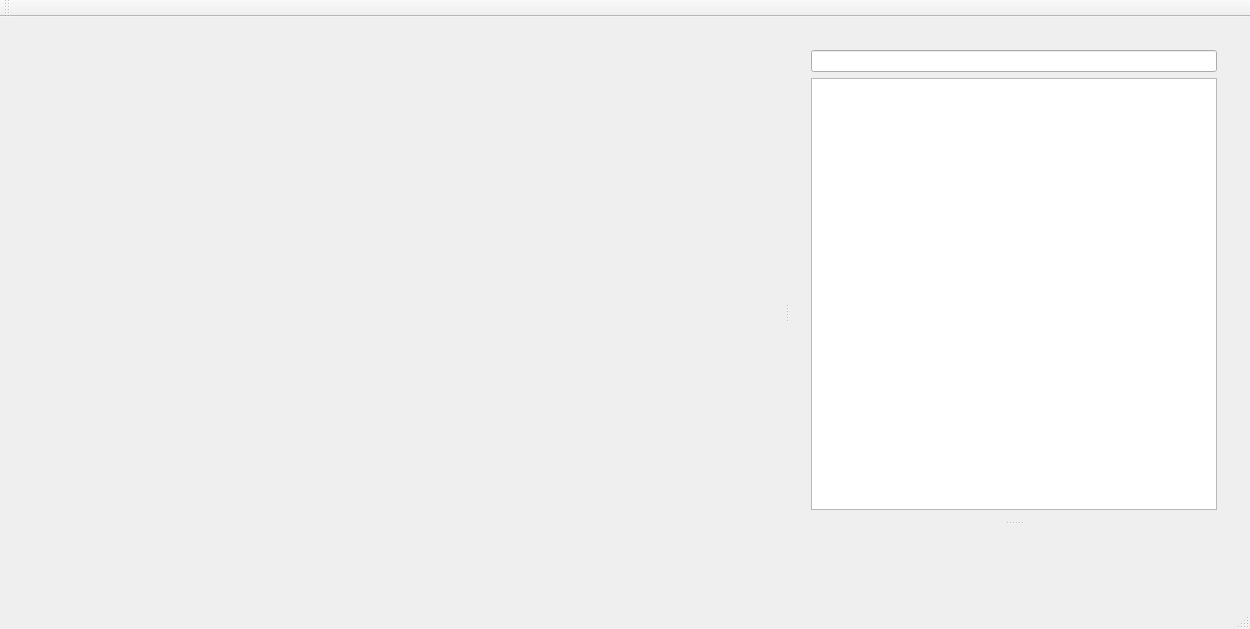
Qt form floppy/ressources/mainwindow.ui (x75/Floppy) before a commit.
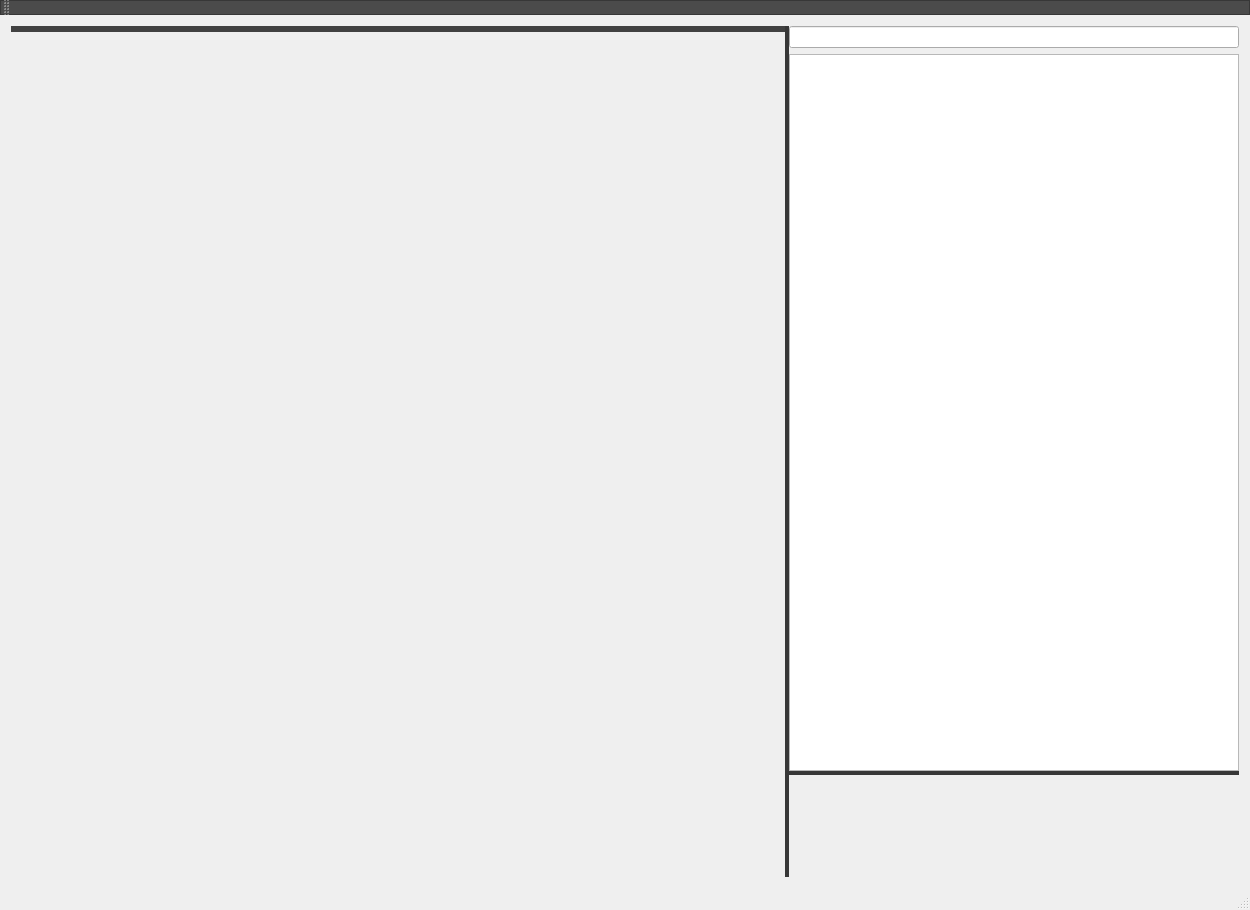
The same form after that commit. Icons and pictures are not drawn. Custom widgets are drawn as their Qt base class.

What changed in the file:
```diff
--- a/floppy/ressources/mainwindow.ui
+++ b/floppy/ressources/mainwindow.ui
@@ -7,12 +7,107 @@
     <x>0</x>
     <y>0</y>
     <width>1250</width>
-    <height>629</height>
+    <height>910</height>
    </rect>
   </property>
   <property name="windowTitle">
    <string>MainWindow</string>
   </property>
+  <property name="styleSheet">
+   <string notr="true">MainWindow { background-color: rgb(95,95,95); border-color: black }
+
+QSplitter::handle{background: rgb(55,55,55);}
+QSplitter::handle:horizontal {
+    image: url(:/icons/handleV.png);
+    border-radius: 4px;
+
+}
+
+QSplitter::handle:vertical {
+    image: url(:/icons/handle.png);
+}
+
+
+QMenuBar{background: rgb(75,75,75); border-color: black}
+
+        QMenuBar::item {spacing: 3px; padding: 1px 4px;background: transparent; border-radius: 4px; color: white}
+        QMenuBar::item:selected { /* when selected using mouse or keyboard */
+        background: #a8a8a8;}
+
+        QMenu {
+        background-color: rgb(95,95,95); /* sets background of the menu */
+        border: 1px solid black;
+        }
+
+        QMenu::item {
+        /* sets background of menu item. set this to something non-transparent
+        if you want menu color and menu item color to be different */
+        background-color: transparent;
+        color: white;
+        }
+
+        QMenu::item:selected { /* when user selects item using mouse or keyboard */
+        background-color: rgb(0,85,100);
+        }
+
+
+QToolBar {background: rgb(75,75,75); border:1px solid rgb(55,55,55)}
+        QToolButton { color: white }
+
+QTabWidget::pane { /* The tab widget frame */
+    border-top: 6px solid #414141;
+
+}
+QTabWidget::tab-bar {
+    left: 0px; /* move to the right by 5px */
+}
+
+QTabBar::tab {
+    background: qlineargradient(x1: 0, y1: 0, x2: 0, y2: 1,
+                                stop: 0 #626262, stop: 0.4 #626262,
+                                stop: 0.5 #626262, stop: 1.0 #626262);
+    border: 2px solid #414141;
+    border-bottom-color: #414141; /* same as the pane color */
+    border-top-left-radius: 16px;
+    border-top-right-radius: 4px;
+    min-width: 15ex;
+    padding: 3px;
+    padding-right: 8px;
+    color: white;
+}
+
+QTabBar::tab:selected, QTabBar::tab:hover {
+    background: qlineargradient(x1: 0, y1: 0, x2: 0, y2: 1,
+                                stop: 0 #414141, stop: 0.4 #414141,
+                                stop: 0.5 #414141, stop: 1.0 #414141);
+}
+
+QTabBar::tab:selected {
+    border-color: #414141;
+    border-bottom-color: #414141; /* same as pane color */
+    margin-top: 0px;
+}
+
+QTabBar::tab:!selected {
+    margin-top: 2px; /* make non-selected tabs look smaller */
+}
+
+QTabBar::close-button {
+    image: url(:/icons/closeTab.png);
+}
+QTabBar::close-button:hover {
+   image: url(:/icons/kill.png);
+}
+
+
+
+NodeFilter {background-color:rgb(75,75,75) ;border:1px solid rgb(0, 0, 0); 
+                           border-color:black; color: white }
+
+NodeList {background-color:rgb(75,75,75) ;border:1px solid rgb(0, 0, 0);
+                  border-color:black}
+        NodeList::item {color: white}</string>
+  </property>
   <widget class="QWidget" name="centralWidget">
    <layout class="QGridLayout" name="gridLayout">
     <item row="0" column="0">
@@ -20,7 +115,14 @@
       <property name="orientation">
        <enum>Qt::Horizontal</enum>
       </property>
-      <widget class="QWidget" name="DrawArea" native="true"/>
+      <widget class="QTabWidget" name="DrawArea">
+       <property name="styleSheet">
+        <string notr="true"/>
+       </property>
+       <property name="tabsClosable">
+        <bool>true</bool>
+       </property>
+      </widget>
       <widget class="QWidget" name="RightContainer" native="true">
        <property name="enabled">
         <bool>true</bool>
@@ -44,6 +146,18 @@
         </size>
        </property>
        <layout class="QGridLayout" name="gridLayout_2">
+        <property name="leftMargin">
+         <number>0</number>
+        </property>
+        <property name="topMargin">
+         <number>0</number>
+        </property>
+        <property name="rightMargin">
+         <number>0</number>
+        </property>
+        <property name="bottomMargin">
+         <number>0</number>
+        </property>
         <item row="0" column="0">
          <widget class="QSplitter" name="VerticalSplitter">
           <property name="maximumSize">
@@ -57,6 +171,18 @@
           </property>
           <widget class="QWidget" name="TopContainer" native="true">
            <layout class="QGridLayout" name="gridLayout_3">
+            <property name="leftMargin">
+             <number>0</number>
+            </property>
+            <property name="topMargin">
+             <number>0</number>
+            </property>
+            <property name="rightMargin">
+             <number>0</number>
+            </property>
+            <property name="bottomMargin">
+             <number>0</number>
+            </property>
             <item row="0" column="0">
              <layout class="QVBoxLayout" name="TopLayout">
               <item>
@@ -99,6 +225,26 @@
   <widget class="QStatusBar" name="statusBar"/>
  </widget>
  <layoutdefault spacing="6" margin="11"/>
- <resources/>
+ <customwidgets>
+  <customwidget>
+   <class>NodeList</class>
+   <extends>QListView</extends>
+   <header location="global">floppy.nodeLib.h</header>
+  </customwidget>
+  <customwidget>
+   <class>NodeFilter</class>
+   <extends>QLineEdit</extends>
+   <header location="global">floppy.nodeLib.h</header>
+  </customwidget>
+  <customwidget>
+   <class>ReportWidget</class>
+   <extends>QWidget</extends>
+   <header location="global">floppy.reportWidget.h</header>
+   <container>1</container>
+  </customwidget>
+ </customwidgets>
+ <resources>
+  <include location="icons.qrc"/>
+ </resources>
  <connections/>
 </ui>
```
Left out of the diff: 8 changed lines with no effect on the pictures.
